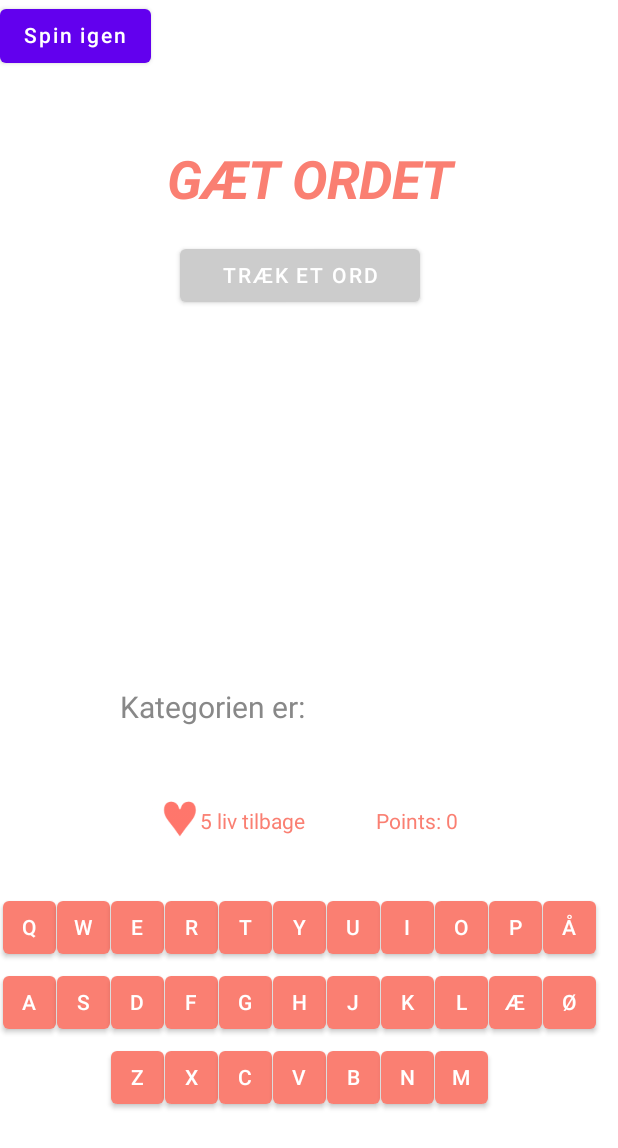
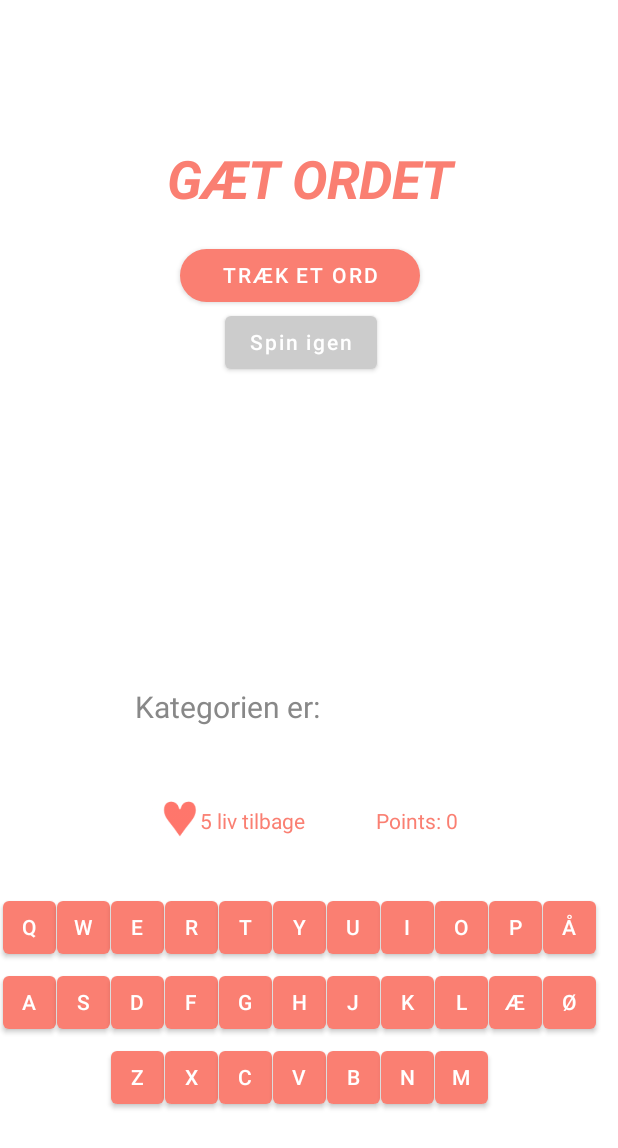
Before and after one commit to JasminClemmensen/s215726_Lykkehjul, an Android app built with Jetpack Compose: the screen it shows after launch (MainActivity), after a tap on "Gæt ordet", on a phone screen of 412 x 824 dp. Shown: the top 1148 px of the screen. Run offline under Robolectric (Android 15) with nearby library versions, the phone set to English and light mode, and no system bars.

```diff
--- a/app/src/main/java/com/example/s215726_lykkehjul/MainActivity.kt
+++ b/app/src/main/java/com/example/s215726_lykkehjul/MainActivity.kt
@@ -3,15 +3,9 @@ package com.example.s215726_lykkehjul
 import android.os.Bundle
 import androidx.activity.ComponentActivity
 import androidx.activity.compose.setContent
-import androidx.compose.foundation.layout.fillMaxSize
-import androidx.compose.material.MaterialTheme
-import androidx.compose.material.Surface
-import androidx.compose.material.Text
 import androidx.compose.runtime.Composable
 import androidx.compose.runtime.mutableStateOf
 import androidx.compose.runtime.remember
-import androidx.compose.ui.Modifier
-import androidx.compose.ui.tooling.preview.Preview
 import com.example.s215726_lykkehjul.ui.theme.*
 
 class MainActivity : ComponentActivity() {
--- a/app/src/main/java/com/example/s215726_lykkehjul/ui/theme/GamePage.kt
+++ b/app/src/main/java/com/example/s215726_lykkehjul/ui/theme/GamePage.kt
@@ -7,22 +7,17 @@ import androidx.compose.foundation.shape.RoundedCornerShape
 import androidx.compose.material.AlertDialog
 import androidx.compose.material.Button
 import androidx.compose.material.ButtonDefaults
-import androidx.compose.material.SnackbarDefaults.backgroundColor
 import androidx.compose.material.Text
 import androidx.compose.runtime.*
-import androidx.compose.ui.Alignment
 import androidx.compose.ui.Modifier
 import androidx.compose.ui.graphics.Color
-import androidx.compose.ui.graphics.RectangleShape
 import androidx.compose.ui.layout.ContentScale
-import androidx.compose.ui.modifier.modifierLocalConsumer
 import androidx.compose.ui.res.painterResource
 import androidx.compose.ui.text.font.FontStyle
 import androidx.compose.ui.text.font.FontWeight
 import androidx.compose.ui.text.style.TextAlign
 import androidx.compose.ui.unit.dp
 import androidx.compose.ui.unit.sp
-import androidx.compose.ui.window.Dialog
 import androidx.core.graphics.toColorInt
 import com.example.s215726_lykkehjul.R
 import com.example.s215726_lykkehjul.ViewModel
@@ -54,8 +49,15 @@ fun GamePage(viewModel:ViewModel, navigate : () -> Unit){
     Draw({viewModel.StartNewGame()})
     Category(uiState.category)
     ScoreStatus(uiState.playersScore)
-    Button(onClick = navigate) {
-        Text(text = "Spin igen")
+    Button(onClick = navigate,
+        colors = ButtonDefaults.buttonColors(backgroundColor = Color.LightGray),
+    modifier = Modifier
+        .offset(x=150.dp)
+        .offset(y=210.dp)
+        .height(35.dp)
+        .width(101.dp)) {
+        Text(text = "Spin igen",
+        color = Color.White)
     }
     WordLine(word = uiState.guessSoFar)
 
@@ -92,7 +94,7 @@ fun WordLine(word : String){
     Row() {
         word.toCharArray().forEach { character ->
             Text(text = character.toString(),
-                modifier = Modifier
+               modifier = Modifier
                     .padding(horizontal = 10.dp)
                     .offset(x = 30.dp)
                     .offset(y = 400.dp),
@@ -128,7 +130,8 @@ fun Lives(lives : Int) {
 @Composable
 fun Draw(onDraw :  () -> Unit){
     Button(onClick = onDraw,
-        colors = ButtonDefaults.buttonColors(backgroundColor = Color.LightGray),
+        shape = RoundedCornerShape(60.dp),
+        colors = ButtonDefaults.buttonColors(backgroundColor = Color(titleColor.toColorInt())),
         modifier = Modifier
             .offset(x = 120.dp)
             .offset(y = 165.dp)
@@ -153,7 +156,7 @@ fun Category(category : String) {
         color = Color.Gray,
         modifier = Modifier
             .offset(y = 460.dp)
-            .offset(x = 80.dp)
+            .offset(x = 90.dp)
     )
 }
 
--- a/app/src/main/java/com/example/s215726_lykkehjul/ui/theme/StartPage.kt
+++ b/app/src/main/java/com/example/s215726_lykkehjul/ui/theme/StartPage.kt
@@ -47,8 +47,13 @@ fun StartPage(viewModel: ViewModel, navigate : () -> Unit) {
         )
         Wheel(uiState.wheelField)
         Spin({viewModel.spinWheel()})
-        Button(onClick = navigate) {
-            Text(text = "Gæt ordet")
+        Button(onClick = navigate,
+        colors = ButtonDefaults.buttonColors(backgroundColor = Color.LightGray),
+            modifier = Modifier
+                .offset(x = 148.dp)
+                .offset(y = 680.dp)) {
+            Text(text = "Gæt ordet",
+            color = Color.White)
         }
     }
 
@@ -60,8 +65,11 @@ fun Wheel(wheelField : Int) {
     val image = when (wheelField) {
         0 -> R.drawable.lykkehjul
         1000 -> R.drawable.lykkehjul2
+        1000 -> R.drawable.lykkehjul3
         2000 -> R.drawable.lykkehjul4
         500 -> R.drawable.lykkehjul5
+        200 -> R.drawable.lykkehjul6
+        500 -> R.drawable.lykkehjul8
         else -> R.drawable.lykkehjul8
     }
     Image(
```
